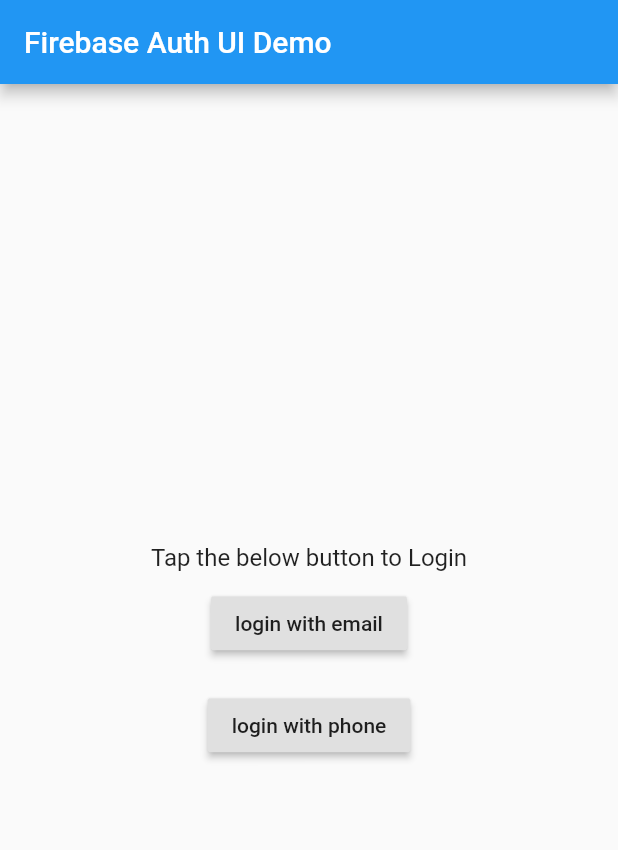
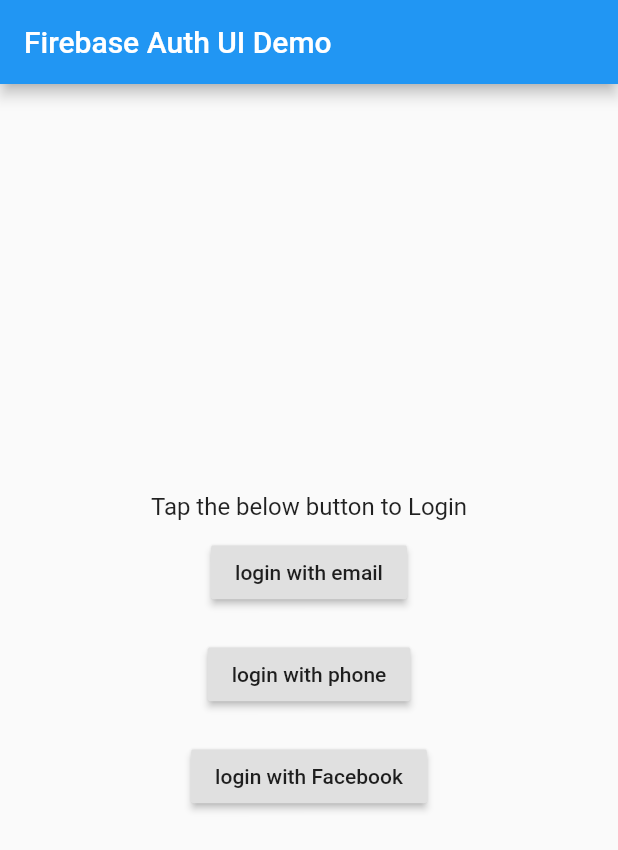
Before and after one commit to Yogesh-droid/lets-meet, a Flutter app: the Authentication screen opened directly, on a phone screen of 412 x 824 dp. Shown: the top 850 px of the screen. Run offline on Flutter 3.47's test engine with Material 2 defaults, Android fonts, the phone set to English and light mode, and no system bars; our stand-ins replace camera, cloud_firestore, curved_navigation_bar, firebase_auth, firebase_core, firebase_database and 4 more; missing offline and left inert: firebase_auth_ui; accounts and stored records are empty.

Commit message:
first commit

```diff
--- a/lib/Auth_Screen.dart
+++ b/lib/Auth_Screen.dart
@@ -56,6 +56,14 @@ class _AuthenticationState extends State<Authentication> {
                   onPressed: _onActionTappedPhone,
                 ),
               ),
+              Container(
+                  margin: EdgeInsets.only(top: 10, bottom: 10),
+              child: RaisedButton(
+                child: Text('login with Facebook'),
+                onPressed: _onActionTappedPhone,
+              ),
+              ),
+
               _getErrorText(),
               _user != null
                   ? /*FlatButton(
@@ -158,7 +166,8 @@ class _AuthenticationState extends State<Authentication> {
       // User is null, initiate auth
       FirebaseAuthUi.instance().launchAuth([
         //AuthProvider.email(),
-        AuthProvider.phone()
+        AuthProvider.phone(),
+        AuthProvider.facebook()
       ]).then((firebaseUser) {
         setState(() {
           _error = "";
--- a/lib/profile.dart
+++ b/lib/profile.dart
@@ -57,7 +57,7 @@ class _ProfileState extends State<Profile> {
                         margin: const EdgeInsets.only(left: 30.0, right: 30.0, top: 10.0),
                             child:ClipRRect(
                                 borderRadius: BorderRadius.circular(30.0),
-                              child:StreamBuilder(
+                              child: StreamBuilder(
                                   stream:mRef.onValue,
                                   builder: (context,AsyncSnapshot <Event> snapshot){
                                         DataSnapshot dataSnapshot=snapshot.data.snapshot;
--- a/pubspec.yaml
+++ b/pubspec.yaml
@@ -36,6 +36,7 @@ dependencies:
   firebase_auth_ui: ^1.0.1
   cloud_firestore: ^0.14.1+3
   firebase_database: "^4.1.1"
+  flutter_facebook_login: ^1.1.1
 
 
 
```
Also changed, not shown: pubspec.lock.
